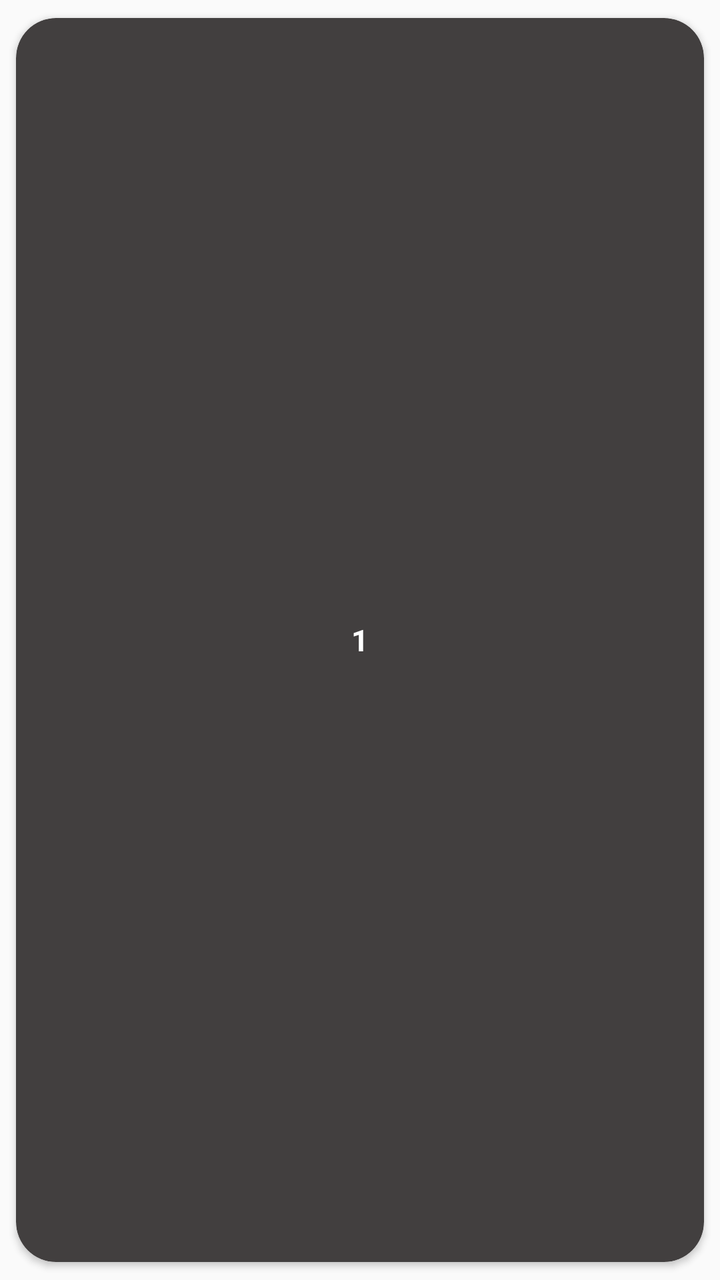
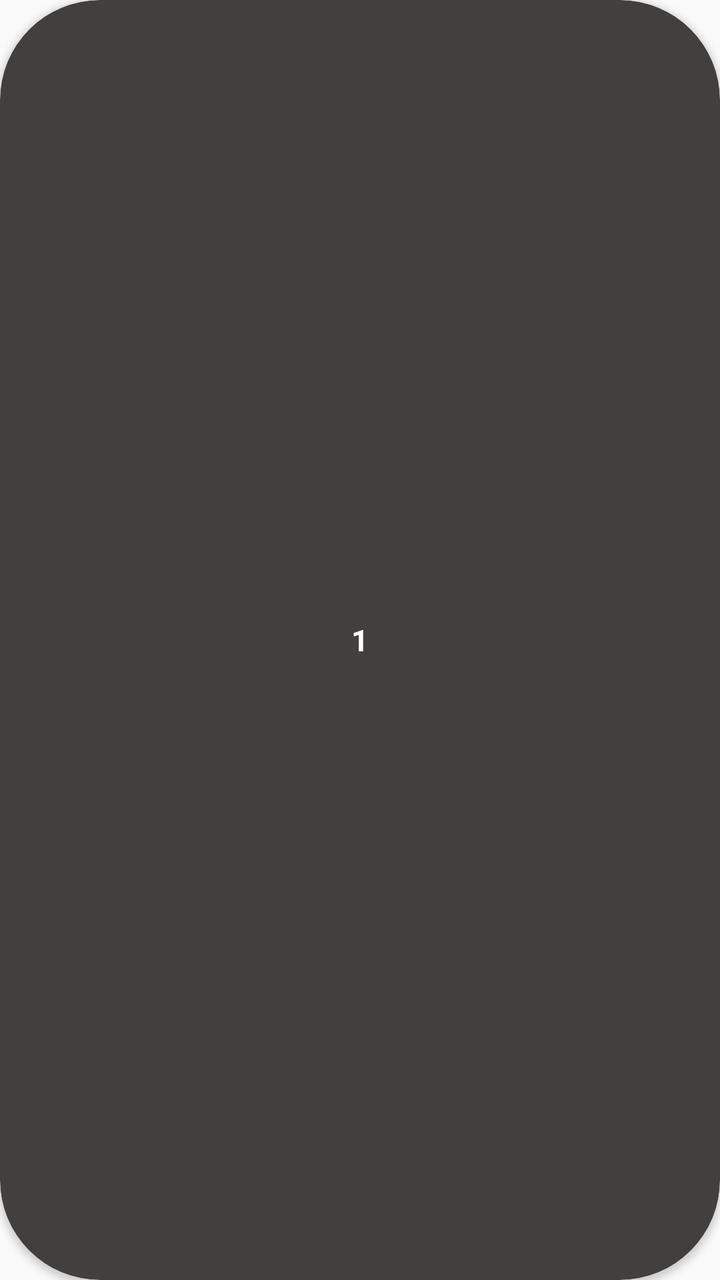

Before-and-after screenshots of an Android layout around one commit, followed by the original layout XML and the change that was made.
<!-- AndroidManifest.xml: application theme AppTheme -->
<!-- res/layout/custom_pagination.xml -->
<?xml version="1.0" encoding="utf-8"?>
<androidx.cardview.widget.CardView
    android:id="@+id/card"
    app:cardBackgroundColor="#423F3F"
    android:layout_width="60dp"
    android:layout_height="60dp"
    app:cardCornerRadius="20dp"
    app:cardPreventCornerOverlap="true"
    app:cardUseCompatPadding="true"
    xmlns:android="http://schemas.android.com/apk/res/android"
    xmlns:app="http://schemas.android.com/apk/res-auto">

        <TextView
            android:id="@+id/pageText"
            android:layout_width="match_parent"
            android:layout_height="match_parent"
            android:gravity="center"
            android:textAlignment="center"
            android:textSize="15sp"
            android:text="@string/string_pagination"
            android:textColor="#FFFFFF"
            android:textStyle="bold" />

    </androidx.cardview.widget.CardView>
<!-- resources referenced by this layout -->
<resources>
  <string name="string_pagination">1</string>
  <style name="AppTheme" parent="Theme.AppCompat.Light.DarkActionBar">
          <item name="colorPrimary">#162687</item>
          <item name="colorPrimaryDark">#734E16</item>
      </style>
</resources>

<!-- the commit's change to res/layout/custom_pagination.xml (unified diff, before → after) -->
@@ -2,11 +2,12 @@
 <androidx.cardview.widget.CardView
     android:id="@+id/card"
     app:cardBackgroundColor="#423F3F"
-    android:layout_width="60dp"
-    android:layout_height="60dp"
-    app:cardCornerRadius="20dp"
+    android:layout_width="50dp"
+    android:layout_height="50dp"
+    android:layout_margin="5dp"
+    app:cardCornerRadius="50dp"
     app:cardPreventCornerOverlap="true"
-    app:cardUseCompatPadding="true"
+    app:cardUseCompatPadding="false"
     xmlns:android="http://schemas.android.com/apk/res/android"
     xmlns:app="http://schemas.android.com/apk/res-auto">
 
